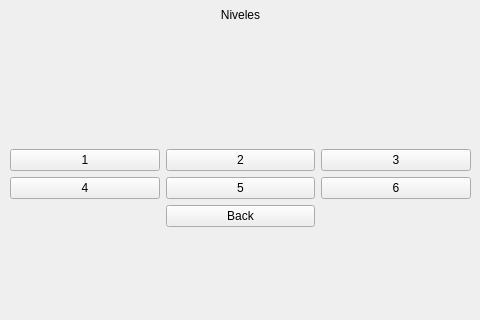
Old version of the form Aplicacion.ui in the repository PauCastano/PuertasLogicas; both pictures show x 0 to 480 and y 134 to 454 of the 480 by 640 pixel window.
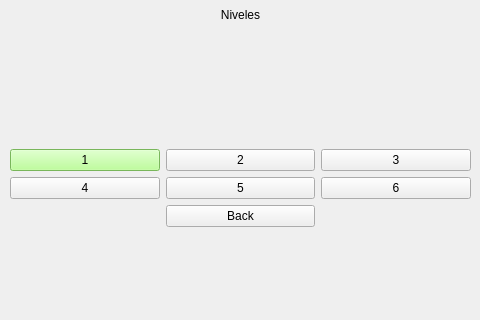
New version of the form. Icons and pictures are not drawn.

Commit message: Fons APP

The edit to the form file:
```diff
--- a/Aplicacion.ui
+++ b/Aplicacion.ui
@@ -156,6 +156,9 @@
          </item>
          <item row="1" column="0">
           <widget class="QPushButton" name="pushButton_8">
+           <property name="styleSheet">
+            <string notr="true">background-color: rgb(170, 255, 127);</string>
+           </property>
            <property name="text">
             <string>1</string>
            </property>
```
Left out of the diff: 2 changed lines with no effect on the pictures.
